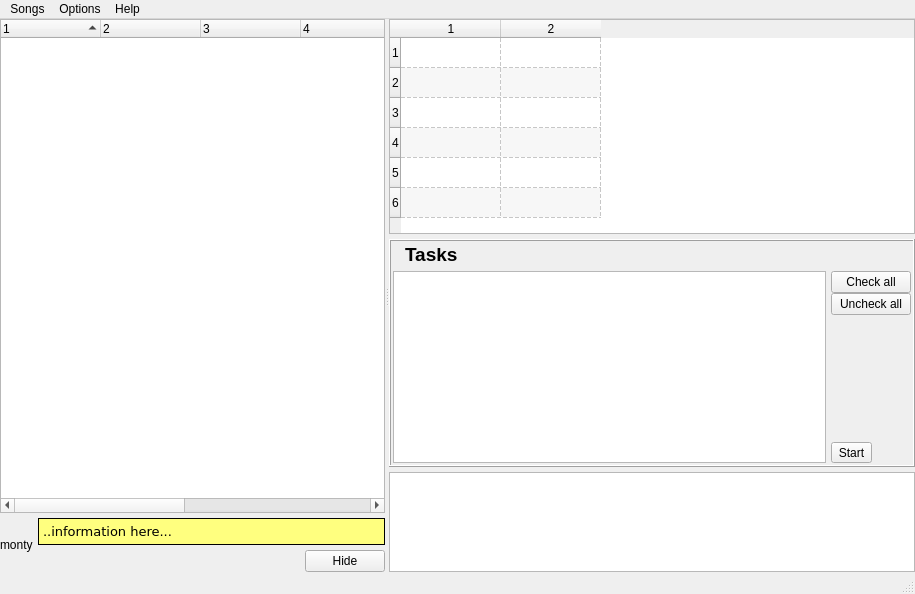
This is uman/src/QUMainWindow.ui in UltraStar-Deluxe/UltraStar-Manager as Qt 5 draws it before an edit. The edited form follows.
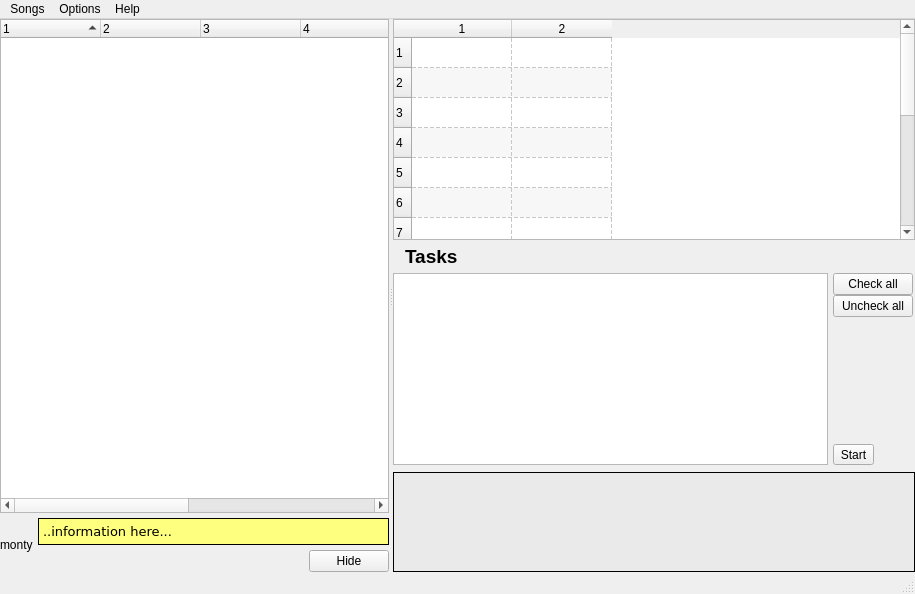
This is the edited form. Icons and pictures are not drawn.

Patch:
```diff
--- a/uman/src/QUMainWindow.ui
+++ b/uman/src/QUMainWindow.ui
@@ -37,7 +37,7 @@
       <property name="orientation" >
        <enum>Qt::Horizontal</enum>
       </property>
-      <widget class="QWidget" name="" >
+      <widget class="QWidget" name="layoutWidget" >
        <layout class="QVBoxLayout" >
         <property name="spacing" >
          <number>5</number>
@@ -295,7 +295,7 @@
         </item>
        </layout>
       </widget>
-      <widget class="QWidget" name="" >
+      <widget class="QWidget" name="layoutWidget" >
        <layout class="QVBoxLayout" >
         <property name="spacing" >
          <number>5</number>
@@ -345,7 +345,7 @@
            <bool>false</bool>
           </property>
           <property name="rowCount" >
-           <number>6</number>
+           <number>14</number>
           </property>
           <property name="columnCount" >
            <number>2</number>
@@ -356,6 +356,14 @@
           <row/>
           <row/>
           <row/>
+          <row/>
+          <row/>
+          <row/>
+          <row/>
+          <row/>
+          <row/>
+          <row/>
+          <row/>
           <column/>
           <column/>
          </widget>
@@ -375,20 +383,20 @@
            </size>
           </property>
           <property name="frameShape" >
-           <enum>QFrame::Box</enum>
+           <enum>QFrame::NoFrame</enum>
           </property>
           <property name="frameShadow" >
-           <enum>QFrame::Raised</enum>
+           <enum>QFrame::Sunken</enum>
           </property>
           <layout class="QVBoxLayout" >
            <property name="spacing" >
             <number>5</number>
            </property>
            <property name="leftMargin" >
-            <number>2</number>
+            <number>0</number>
            </property>
            <property name="topMargin" >
-            <number>2</number>
+            <number>0</number>
            </property>
            <property name="rightMargin" >
             <number>2</number>
@@ -525,12 +533,64 @@
             <height>100</height>
            </size>
           </property>
+          <property name="palette" >
+           <palette>
+            <active>
+             <colorrole role="Base" >
+              <brush brushstyle="SolidPattern" >
+               <color alpha="255" >
+                <red>234</red>
+                <green>234</green>
+                <blue>234</blue>
+               </color>
+              </brush>
+             </colorrole>
+            </active>
+            <inactive>
+             <colorrole role="Base" >
+              <brush brushstyle="SolidPattern" >
+               <color alpha="255" >
+                <red>234</red>
+                <green>234</green>
+                <blue>234</blue>
+               </color>
+              </brush>
+             </colorrole>
+            </inactive>
+            <disabled>
+             <colorrole role="Base" >
+              <brush brushstyle="SolidPattern" >
+               <color alpha="255" >
+                <red>212</red>
+                <green>208</green>
+                <blue>200</blue>
+               </color>
+              </brush>
+             </colorrole>
+            </disabled>
+           </palette>
+          </property>
+          <property name="frameShape" >
+           <enum>QFrame::Box</enum>
+          </property>
+          <property name="frameShadow" >
+           <enum>QFrame::Plain</enum>
+          </property>
+          <property name="midLineWidth" >
+           <number>0</number>
+          </property>
           <property name="selectionMode" >
            <enum>QAbstractItemView::NoSelection</enum>
           </property>
           <property name="selectionBehavior" >
            <enum>QAbstractItemView::SelectRows</enum>
           </property>
+          <property name="isWrapping" stdset="0" >
+           <bool>false</bool>
+          </property>
+          <property name="wordWrap" >
+           <bool>false</bool>
+          </property>
          </widget>
         </item>
        </layout>
```
Left out of the diff: 7 changed lines with no effect on the pictures.
